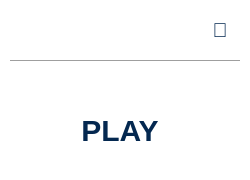
The window that usernamedialog.ui (vdechenaux/lazerdrive-gui) describes before a commit, drawn with Qt 5.
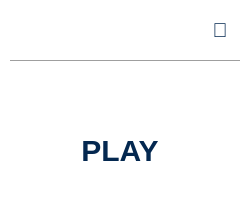
The same window after the commit.

The edit to the form file:
```diff
--- a/usernamedialog.ui
+++ b/usernamedialog.ui
@@ -7,7 +7,7 @@
     <x>0</x>
     <y>0</y>
     <width>250</width>
-    <height>180</height>
+    <height>200</height>
    </rect>
   </property>
   <property name="windowTitle">
@@ -38,6 +38,13 @@
 font-family: &quot;FontAwesome&quot;;
 font-size: 20px;
 color: rgb(4, 40, 80);
+}
+
+QCheckBox {
+border: 1px solid transparent;
+background: transparent;
+color: white;
+font-weight: bold;
 }</string>
   </property>
   <widget class="QLineEdit" name="lineEdit_username">
@@ -54,7 +61,7 @@
    <property name="geometry">
     <rect>
      <x>30</x>
-     <y>100</y>
+     <y>120</y>
      <width>180</width>
      <height>60</height>
     </rect>
```
Left out of the diff: 22 changed lines with no effect on the pictures.
